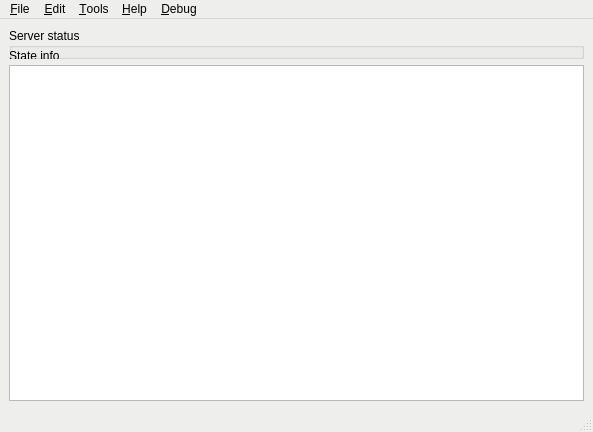
The window that src/ui/MainWindow.ui (trebleshot/desktop) describes before a commit, drawn with Qt 5.
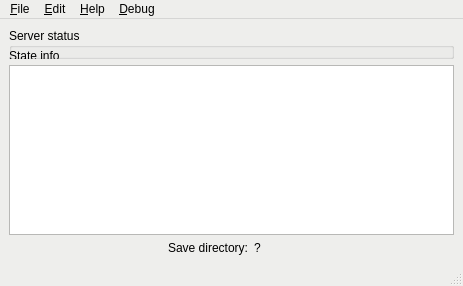
The same window after the commit.

What changed in the file:
```diff
--- a/src/ui/MainWindow.ui
+++ b/src/ui/MainWindow.ui
@@ -6,8 +6,8 @@
    <rect>
     <x>0</x>
     <y>0</y>
-    <width>593</width>
-    <height>432</height>
+    <width>463</width>
+    <height>286</height>
    </rect>
   </property>
   <property name="sizePolicy">
@@ -16,6 +16,12 @@
     <verstretch>0</verstretch>
    </sizepolicy>
   </property>
+  <property name="maximumSize">
+   <size>
+    <width>16777215</width>
+    <height>16777215</height>
+   </size>
+  </property>
   <property name="palette">
    <palette>
     <active>
@@ -444,8 +450,8 @@
      <verstretch>0</verstretch>
     </sizepolicy>
    </property>
-   <layout class="QFormLayout" name="formLayout">
-    <item row="0" column="0" colspan="2">
+   <layout class="QVBoxLayout" name="verticalLayout">
+    <item>
      <widget class="QGroupBox" name="groupBox_2">
       <property name="sizePolicy">
        <sizepolicy hsizetype="Expanding" vsizetype="Fixed">
@@ -498,7 +504,7 @@
       </widget>
      </widget>
     </item>
-    <item row="1" column="0" colspan="2">
+    <item>
      <widget class="QTreeView" name="treeView">
       <property name="dragEnabled">
        <bool>true</bool>
@@ -508,14 +514,51 @@
       </property>
      </widget>
     </item>
+    <item>
+     <layout class="QHBoxLayout" name="horizontalLayout">
+      <property name="sizeConstraint">
+       <enum>QLayout::SetMinimumSize</enum>
+      </property>
+      <item>
+       <widget class="QLabel" name="label_3">
+        <property name="text">
+         <string>Save directory:</string>
+        </property>
+        <property name="alignment">
+         <set>Qt::AlignRight|Qt::AlignTrailing|Qt::AlignVCenter</set>
+        </property>
+       </widget>
+      </item>
+      <item>
+       <widget class="QLabel" name="label_2">
+        <property name="sizePolicy">
+         <sizepolicy hsizetype="Fixed" vsizetype="Preferred">
+          <horstretch>0</horstretch>
+          <verstretch>0</verstretch>
+         </sizepolicy>
+        </property>
+        <property name="minimumSize">
+         <size>
+          <width>200</width>
+          <height>0</height>
+         </size>
+        </property>
+        <property name="text">
+         <string>?</string>
+        </property>
+       </widget>
+      </item>
+     </layout>
+    </item>
    </layout>
   </widget>
+  <widget class="QStatusBar" name="statusbar"/>
   <widget class="QMenuBar" name="menuBarDefault">
    <property name="geometry">
     <rect>
      <x>0</x>
      <y>0</y>
-     <width>593</width>
+     <width>463</width>
      <height>21</height>
     </rect>
    </property>
@@ -529,20 +572,11 @@
     <property name="title">
      <string>&amp;Edit</string>
     </property>
-    <addaction name="actionChange_device_name"/>
-   </widget>
-   <widget class="QMenu" name="menuTool">
-    <property name="geometry">
-     <rect>
-      <x>347</x>
-      <y>138</y>
-      <width>146</width>
-      <height>48</height>
-     </rect>
-    </property>
-    <property name="title">
-     <string>&amp;Tools</string>
-    </property>
+    <addaction name="actionStart"/>
+    <addaction name="actionPause"/>
+    <addaction name="separator"/>
+    <addaction name="actionAdd_devices"/>
+    <addaction name="actionRemove"/>
    </widget>
    <widget class="QMenu" name="menuFile">
     <property name="title">
@@ -566,11 +600,9 @@
    </widget>
    <addaction name="menuFile"/>
    <addaction name="menuEdit"/>
-   <addaction name="menuTool"/>
    <addaction name="menuHelp"/>
    <addaction name="menu_Debug"/>
   </widget>
-  <widget class="QStatusBar" name="statusbar"/>
   <action name="actionChange_device_name">
    <property name="text">
     <string>&amp;Change device name</string>
```
Left out of the diff: 43 changed lines with no effect on the pictures.
